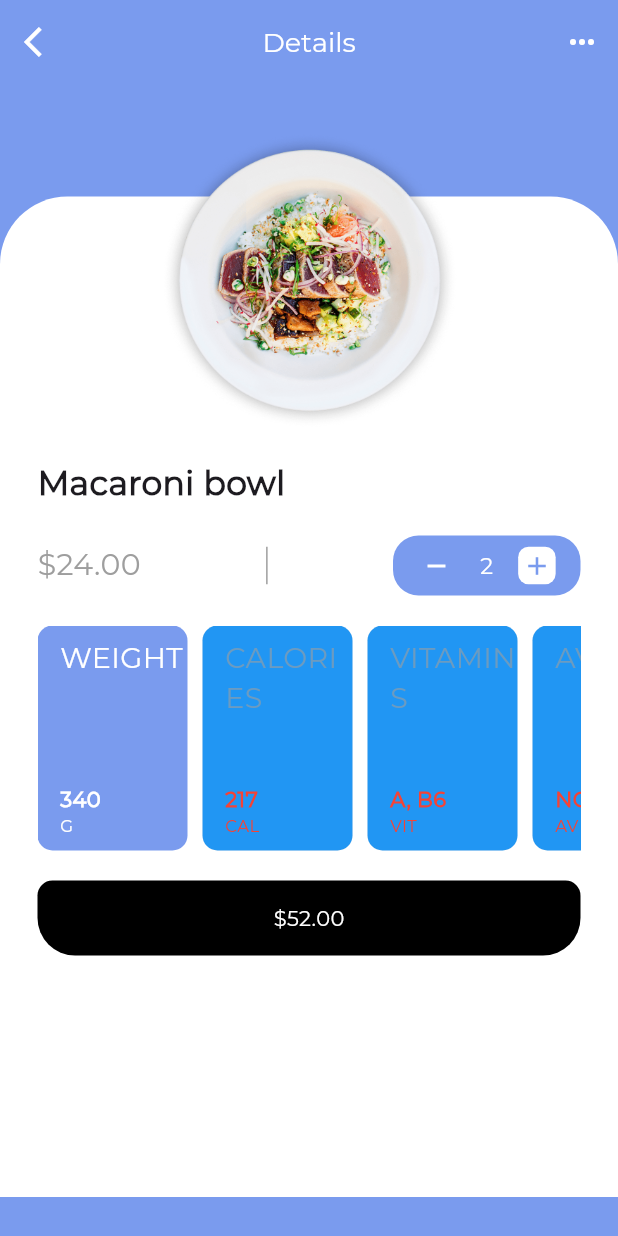
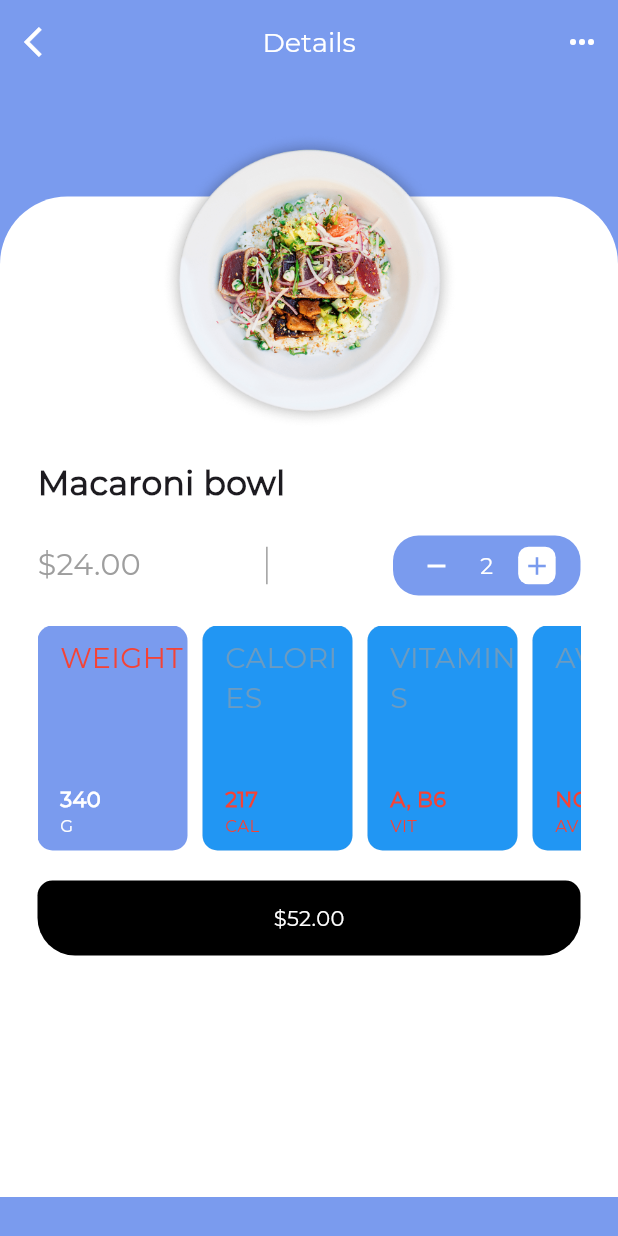
Before and after one commit to nawo6TGJD/App-CalFit-, a Flutter app: the screen it shows after launch, after a tap on "Macaroni bowl", on a phone screen of 412 x 824 dp. Run offline on Flutter 3.47's test engine with Material 3 defaults, Android fonts, the phone set to English and light mode, and no system bars; statements that could not run were skipped; project files that could hold a hidden picture were left out.

Commit message:
Update detailsPage.dart

```diff
--- a/lib/detailsPage.dart
+++ b/lib/detailsPage.dart
@@ -219,7 +219,7 @@ class _DetailsPageState extends State<DetailsPage> {
                           fontFamily: 'Montserrat',
                           fontSize: 19.0,
                           color: cardTitle == selectedCard
-                              ? Colors.white
+                              ? Colors.red
                               : Colors.grey.withOpacity(0.6),
                         )),
                   ),
```
